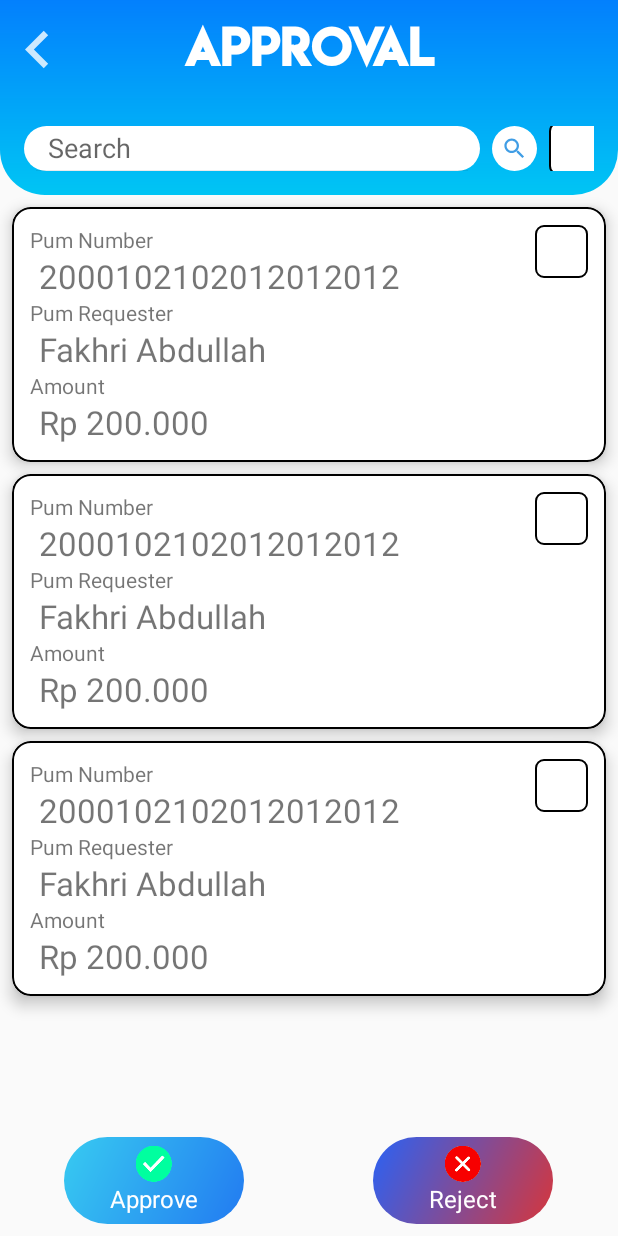
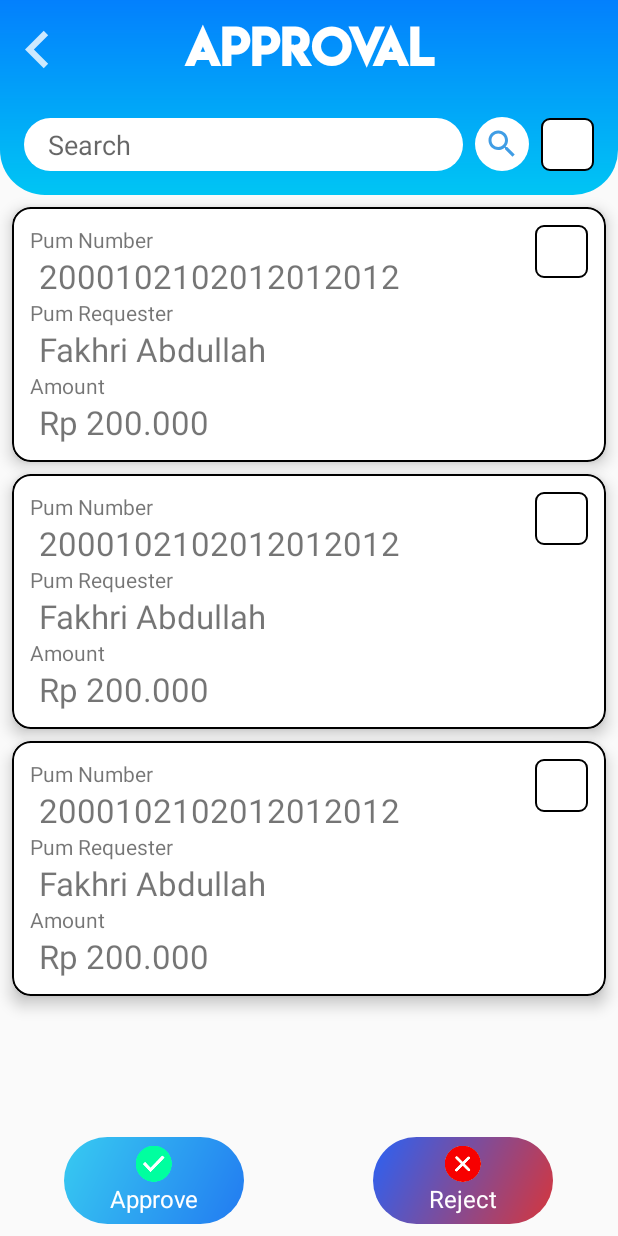
Before and after one commit to hudipo/pumidm19, an Android app: the layout fragment_approval.xml on its own in the app's theme, with its tools: preview values and no code run, on a phone screen of 412 x 824 dp. Run offline under Robolectric (Android 15) with nearby library versions, the phone set to English and light mode, and no system bars.

Commit message:
fix tampilan header

```diff
--- a/app/src/main/res/layout/fragment_approval.xml
+++ b/app/src/main/res/layout/fragment_approval.xml
@@ -28,7 +28,7 @@
             android:textStyle="bold" />
         <androidx.appcompat.widget.SearchView
             android:layout_width="match_parent"
-            android:layout_height="30dp"
+            android:layout_height="35dp"
             android:layout_marginStart="16dp"
             android:layout_marginEnd="8dp"
             android:layout_marginTop="8dp"
@@ -39,10 +39,11 @@
             android:background="@drawable/bg_search_view"
             app:searchIcon="@null"
             app:defaultQueryHint="@string/search"
+            app:queryBackground="@android:color/transparent"
             app:iconifiedByDefault="false"/>
         <ImageView
-            android:layout_width="30dp"
-            android:layout_height="30dp"
+            android:layout_width="wrap_content"
+            android:layout_height="wrap_content"
             android:layout_marginTop="8dp"
             android:layout_marginBottom="8dp"
             android:layout_marginEnd="8dp"
@@ -60,8 +61,8 @@
             android:layout_alignParentBottom="true"
             android:button="@drawable/bg_checkbox"
             android:id="@+id/cbApproval"
-            android:layout_width="30dp"
-            android:layout_height="30dp"/>
+            android:layout_width="wrap_content"
+            android:layout_height="wrap_content"/>
     </RelativeLayout>
     <androidx.recyclerview.widget.RecyclerView
         android:id="@+id/rvApproval"
```
Also changed, not shown: app/src/main/res/layout/fragment_approval_history.xml (+6 -5 lines).
